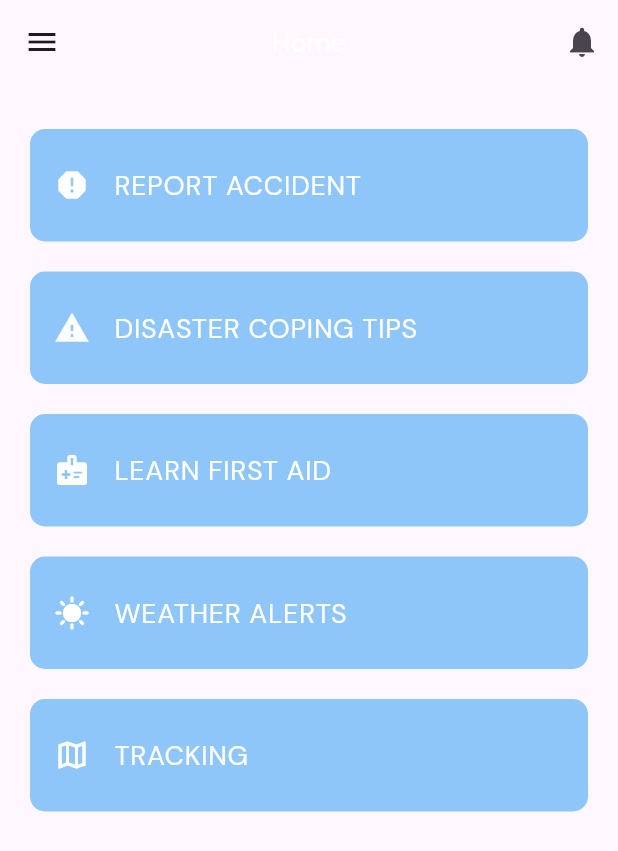
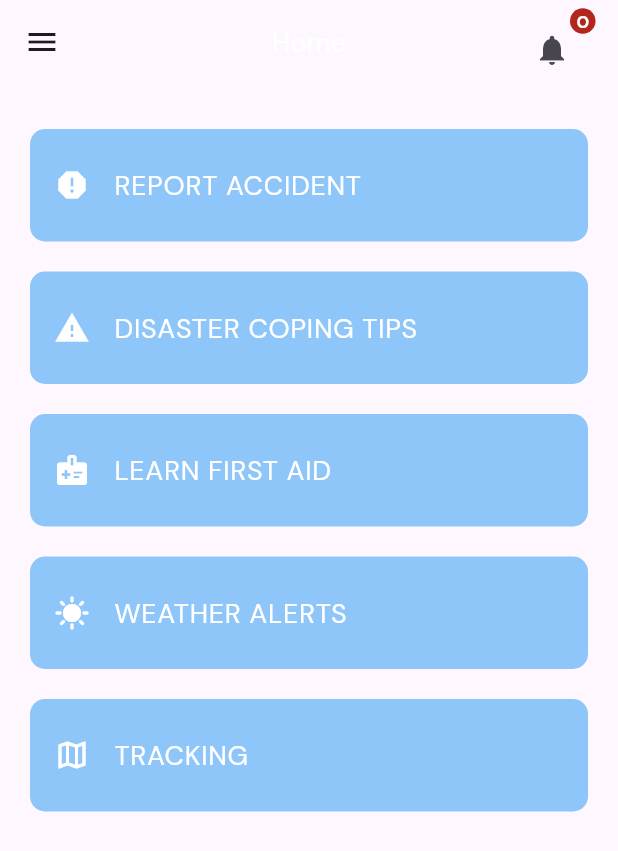
Before and after one commit to lansoyyy/responder-user, a Flutter app: the HomeScreen screen opened directly, on a phone screen of 412 x 824 dp. Shown: the top 851 px of the screen. Run offline on Flutter 3.47's test engine with Material 3 defaults, Android fonts, the light colour scheme and no system bars; our stand-ins replace cloud_firestore, firebase_auth, firebase_core, firebase_storage, fluttertoast, geolocator and 2 more; accounts and stored records are empty.

Commit message:
added revisions

```diff
--- a/lib/screens/home_screen.dart
+++ b/lib/screens/home_screen.dart
@@ -1,3 +1,4 @@
+import 'package:cloud_firestore/cloud_firestore.dart';
 import 'package:flutter/material.dart';
 import 'package:responder/screens/pages/add_report_page.dart';
 import 'package:responder/screens/pages/coping_main_page.dart';
@@ -24,13 +25,46 @@ class HomeScreen extends StatelessWidget {
         ),
         centerTitle: true,
         actions: [
-          IconButton(
-            onPressed: () {
-              Navigator.of(context).push(
-                  MaterialPageRoute(builder: (context) => const NotifPage()));
-            },
-            icon: const Icon(
-              Icons.notifications,
+          Padding(
+            padding: const EdgeInsets.only(right: 20, top: 10),
+            child: Badge(
+              label: StreamBuilder<QuerySnapshot>(
+                  stream: FirebaseFirestore.instance
+                      .collection('Notifs')
+                      .snapshots(),
+                  builder: (BuildContext context,
+                      AsyncSnapshot<QuerySnapshot> snapshot) {
+                    if (snapshot.hasError) {
+                      print('error');
+                      return const Center(child: Text('Error'));
+                    }
+                    if (snapshot.connectionState == ConnectionState.waiting) {
+                      return const Padding(
+                        padding: EdgeInsets.only(top: 50),
+                        child: Center(
+                            child: CircularProgressIndicator(
+                          color: Colors.black,
+                        )),
+                      );
+                    }
+
+                    final data = snapshot.requireData;
+                    return TextWidget(
+                      text: data.docs.length.toString(),
+                      fontSize: 12,
+                      color: Colors.white,
+                      fontFamily: 'Bold',
+                    );
+                  }),
+              child: IconButton(
+                onPressed: () {
+                  Navigator.of(context).push(MaterialPageRoute(
+                      builder: (context) => const NotifPage()));
+                },
+                icon: const Icon(
+                  Icons.notifications,
+                ),
+              ),
             ),
           ),
         ],
--- a/lib/screens/pages/add_report_page.dart
+++ b/lib/screens/pages/add_report_page.dart
@@ -1,7 +1,6 @@
 import 'package:flutter/foundation.dart';
 import 'package:flutter/material.dart';
 import 'package:geolocator/geolocator.dart';
-import 'package:responder/screens/home_screen.dart';
 import 'package:responder/services/add_report.dart';
 import 'package:responder/widgets/button_widget.dart';
 import 'package:responder/widgets/textfield_widget.dart';
@@ -121,7 +120,8 @@ class _AddReportPageState extends State<AddReportPage> {
     'Hurricane',
     'Flood',
     'Earthquake',
-    'Landslide'
+    'Landslide',
+    'Others'
   ];
   String selected = 'Fire';
 
@@ -335,6 +335,7 @@ class _AddReportPageState extends State<AddReportPage> {
                     lat,
                     long,
                     selected);
+                showToast('Reported succesfully!');
                 Navigator.pop(context);
               },
               child: TextWidget(
```
